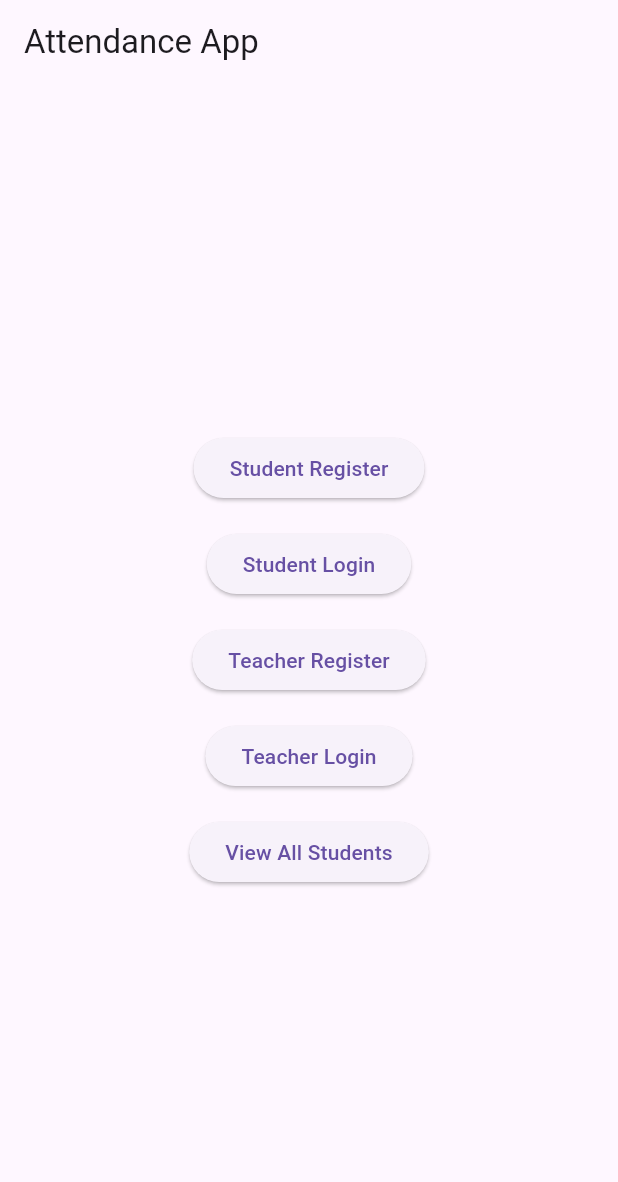
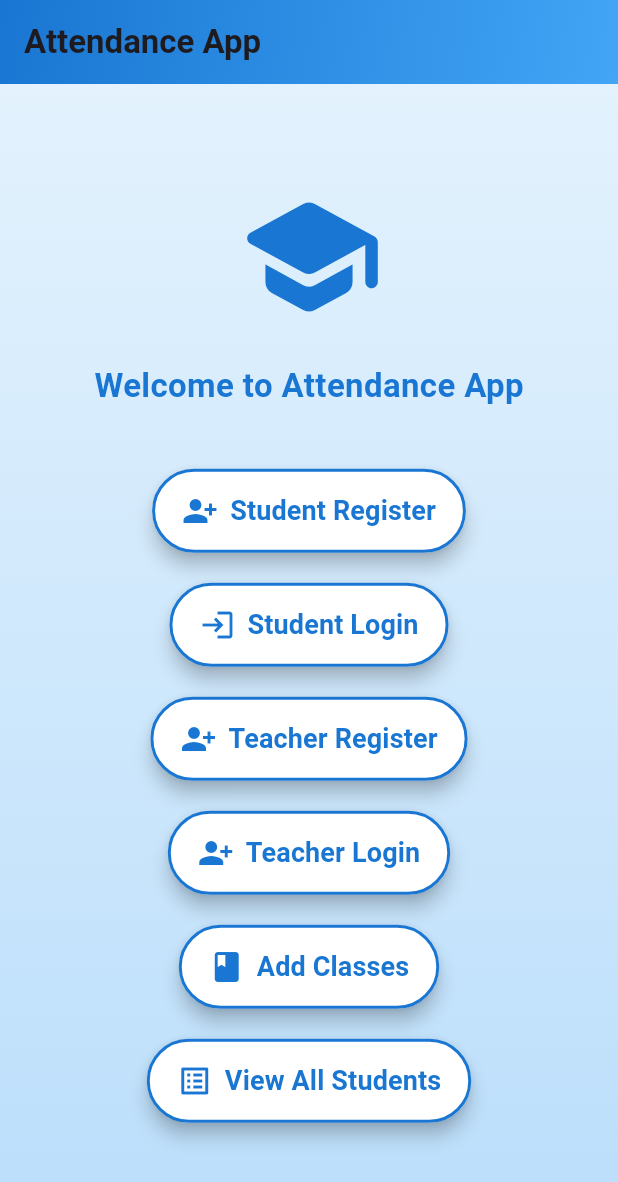
Before and after one commit to jadhavswapnil01/Flutter_Attendance, a Flutter app: the screen it shows after launch, on a phone screen of 412 x 824 dp. Shown: the top 1182 px of the screen. Run offline on Flutter 3.47's test engine with Material 3 defaults, Android fonts, the phone set to English and light mode, and no system bars; our stand-ins replace image_picker, sqflite; accounts and stored records are empty.

```diff
--- a/lib/main.dart
+++ b/lib/main.dart
@@ -3,9 +3,12 @@ import 'package:flutter/material.dart';
 // import 'package:path/path.dart';
 import 'screens/student_register.dart';
 import 'screens/student_login.dart';
-import 'screens/teacher_register.dart'; // Import Teacher Registration
-import 'screens/teacher_login.dart'; // Import Teacher Login
-import 'widgets/custom_button.dart';
+import 'screens/add_class.dart';
+import 'helpers/database_helper.dart';
+// import 'widgets/custom_button.dart';
+import 'screens/teacher_login.dart';
+import 'screens/teacher_register.dart';
+
 
 void main() {
   runApp(const MyApp());
@@ -33,13 +36,55 @@ class HomeScreen extends StatelessWidget {
   @override
   Widget build(BuildContext context) {
     return Scaffold(
-      appBar: AppBar(title: const Text('Attendance App')),
-      body: Center(
+      appBar: AppBar(
+        title: const Text(
+          'Attendance App',
+          style: TextStyle(fontWeight: FontWeight.bold),
+        ),
+        elevation: 0,
+        backgroundColor: Colors.white,
+        flexibleSpace: Container(
+          decoration: const BoxDecoration(
+            gradient: LinearGradient(
+              colors: [Color(0xFF1976D2), Color(0xFF42A5F5)],
+              begin: Alignment.topLeft,
+              end: Alignment.bottomRight,
+            ),
+          ),
+        ),
+      ),
+      body: Container(
+        decoration: const BoxDecoration(
+          gradient: LinearGradient(
+            colors: [Color(0xFFE3F2FD), Color(0xFFBBDEFB)],
+            begin: Alignment.topCenter,
+            end: Alignment.bottomCenter,
+          ),
+        ),
+        child: Center(
+          child: SingleChildScrollView(
             child: Column(
               mainAxisAlignment: MainAxisAlignment.center,
               children: [
-            CustomButton(
+                const Icon(
+                  Icons.school_rounded,
+                  size: 100,
+                  color: Color(0xFF1976D2),
+                ),
+                const SizedBox(height: 20),
+                const Text(
+                  'Welcome to Attendance App',
+                  style: TextStyle(
+                    fontSize: 22,
+                    fontWeight: FontWeight.bold,
+                    color: Color(0xFF1976D2),
+                  ),
+                ),
+                const SizedBox(height: 30),
+                // Custom Button Widgets
+                CustomButtonWithIcon(
                   text: 'Student Register',
+                  icon: Icons.person_add_alt_1,
                   onPressed: () {
                     Navigator.push(
                       context,
@@ -47,17 +92,19 @@ class HomeScreen extends StatelessWidget {
                     );
                   },
                 ),
-            CustomButton(
+                CustomButtonWithIcon(
                 text: 'Student Login',
+                icon: Icons.login,
                 onPressed: () {
                   Navigator.push(
                     context,
-                  MaterialPageRoute(builder: (_) => StudentLogin()),
+                    MaterialPageRoute(builder: (_) => const StudentLogin()),
                   );
                 },
                 ),
-            CustomButton(
-              text: 'Teacher Register', // Add Teacher Register Button
+                CustomButtonWithIcon(
+              text: 'Teacher Register',
+              icon: Icons.person_add_alt_1, // Add Teacher Register Button
               onPressed: () {
                 Navigator.push(
                   context,
@@ -65,8 +112,9 @@ class HomeScreen extends StatelessWidget {
                 );
               },
             ),
-            CustomButton(
-              text: 'Teacher Login', // Add Teacher Login Button
+            CustomButtonWithIcon(
+              text: 'Teacher Login',
+              icon: Icons.person_add_alt_1, // Add Teacher Login Button
               onPressed: () {
                 Navigator.push(
                   context,
@@ -74,8 +122,19 @@ class HomeScreen extends StatelessWidget {
                 );
               },
             ),
-            CustomButton(
+                CustomButtonWithIcon(
+                  text: 'Add Classes',
+                  icon: Icons.class_,
+                  onPressed: () {
+                    Navigator.push(
+                      context,
+                      MaterialPageRoute(builder: (_) => AddClassScreen()),
+                    );
+                  },
+                ),
+                CustomButtonWithIcon(
                   text: 'View All Students',
+                  icon: Icons.list_alt,
                   onPressed: () {
                     Navigator.push(
                       context,
@@ -83,144 +142,58 @@ class HomeScreen extends StatelessWidget {
                     );
                   },
                 ),
+
               ],
+            ),
+          ),
         ),
       ),
     );
   }
 }
 
-// Database Helper
-class DatabaseHelper {
-  static Database? _database;
+// Custom Button with Icon
+class CustomButtonWithIcon extends StatelessWidget {
+  final String text;
+  final IconData icon;
+  final VoidCallback onPressed;
 
-  // Initialize database
-  static Future<void> initDatabase() async {
-    if (_database != null) return;
-    try {
-      String dbPath = await getDatabasesPath();
-      String path = join(dbPath, 'attendance.db'); // Changed database name
-      _database = await openDatabase(
-        path,
-        version: 1,
-        onCreate: (db, version) async {
-          // Create students table
-          await db.execute('''
-            CREATE TABLE students (
-              id INTEGER PRIMARY KEY AUTOINCREMENT,
-              username TEXT NOT NULL,
-              prn TEXT NOT NULL,
-              email TEXT NOT NULL,
-              uuid TEXT NOT NULL
-            )
-          ''');
-          // Create teachers table
-          await db.execute('''
-            CREATE TABLE teachers (
-              id INTEGER PRIMARY KEY AUTOINCREMENT,
-              teacher_id TEXT NOT NULL,
-              email TEXT NOT NULL,
-              username TEXT NOT NULL,
-              password TEXT NOT NULL
-            )
-          ''');
-        },
+  const CustomButtonWithIcon({
+    required this.text,
+    required this.icon,
+    required this.onPressed,
+    super.key,
+  });
+
+  @override
+  Widget build(BuildContext context) {
+    return Padding(
+      padding: const EdgeInsets.symmetric(horizontal: 20, vertical: 10),
+      child: ElevatedButton.icon(
+        onPressed: onPressed,
+        style: ElevatedButton.styleFrom(
+          padding: const EdgeInsets.symmetric(vertical: 15, horizontal: 20),
+          shape: RoundedRectangleBorder(
+            borderRadius: BorderRadius.circular(30),
+          ),
+          elevation: 5,
+          backgroundColor: Colors.white, // Changed to white
+          side: const BorderSide(color: Color(0xFF1976D2), width: 2), // Optional border
+        ),
+        icon: Icon(icon, size: 24, color: const Color(0xFF1976D2)), // Icon color updated
+        label: Text(
+          text,
+          style: const TextStyle(
+            fontSize: 18,
+            fontWeight: FontWeight.w600,
+            color: Color(0xFF1976D2), // Text color updated
+          ),
+        ),
+      ),
     );
-      debugPrint("Database initialized at $path");
-    } catch (e) {
-      debugPrint("Error initializing database: $e");
   }
 }
 
-  // Save Student
-  static Future<void> saveStudent({
-    required String username,
-    required String prn,
-    required String email,
-    required String uuid,
-  }) async {
-    if (_database == null) await initDatabase();
-    try {
-      await _database?.insert(
-        'students',
-        {
-          'username': username,
-          'prn': prn,
-          'email': email,
-          'uuid': uuid,
-        },
-      );
-      debugPrint("Student $username inserted successfully.");
-    } catch (e) {
-      debugPrint("Error saving student: $e");
-    }
-  }
-
-  // Save Teacher
-  static Future<void> saveTeacher({
-    required String teacherId,
-    required String email,
-    required String username,
-    required String password,
-  }) async {
-    if (_database == null) await initDatabase();
-    try {
-      await _database?.insert(
-        'teachers',
-        {
-          'teacher_id': teacherId,
-          'email': email,
-          'username': username,
-          'password': password,
-        },
-      );
-      debugPrint("Teacher $username inserted successfully.");
-    } catch (e) {
-      debugPrint("Error saving teacher: $e");
-    }
-  }
-
-  // Fetch all students
-  static Future<List<Map<String, dynamic>>> fetchAllStudents() async {
-    if (_database == null) await initDatabase();
-    try {
-      return await _database!.query('students');
-    } catch (e) {
-      debugPrint("Error fetching students: $e");
-      return [];
-    }
-  }
-
-  // Fetch all teachers
-  static Future<List<Map<String, dynamic>>> fetchAllTeachers() async {
-    if (_database == null) await initDatabase();
-    try {
-      return await _database!.query('teachers');
-    } catch (e) {
-      debugPrint("Error fetching teachers: $e");
-      return [];
-    }
-  }
-
-  // Validate Teacher Login
-  static Future<bool> validateTeacherLogin({
-    required String email,
-    required String password,
-  }) async {
-    if (_database == null) await initDatabase();
-    try {
-      final result = await _database?.query(
-        'teachers',
-        where: 'email = ? AND password = ?',
-        whereArgs: [email, password],
-      );
-      return result != null && result.isNotEmpty;
-    } catch (e) {
-      debugPrint("Error validating teacher login: $e");
-      return false;
-    }
-  }
-}
 
 // Students List Screen
 class StudentsList extends StatelessWidget {
```
Also changed, not shown: lib/helpers/database_helper.dart (line endings or trailing spaces). Lines whose indentation alone changed are shown as unchanged.
